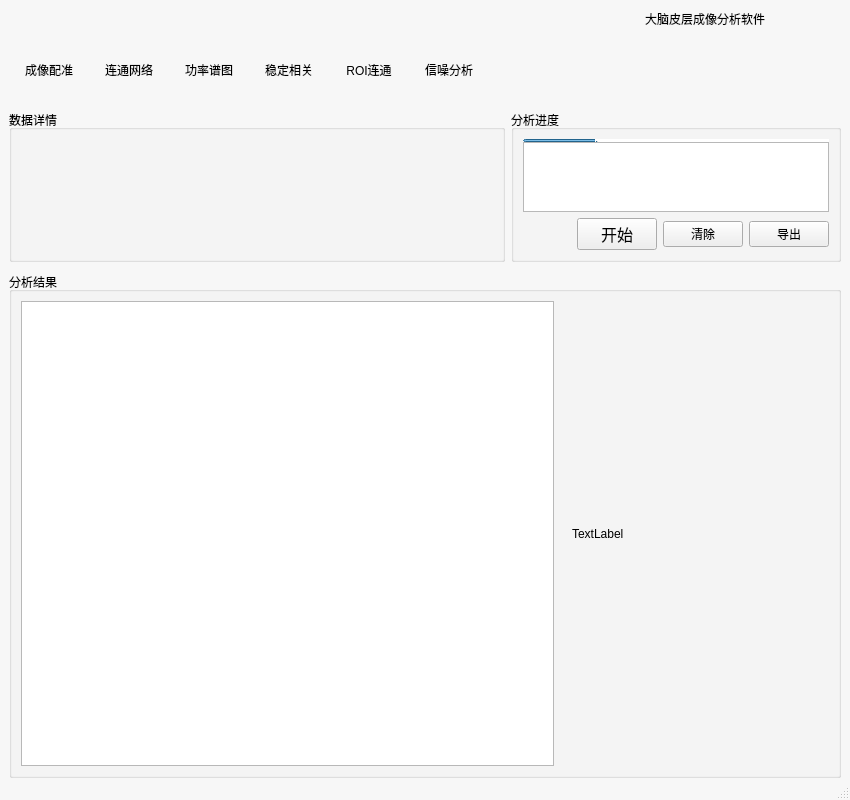
hijack-pixel/CortexAnalysis, file mainwindow.ui: the form before one commit.
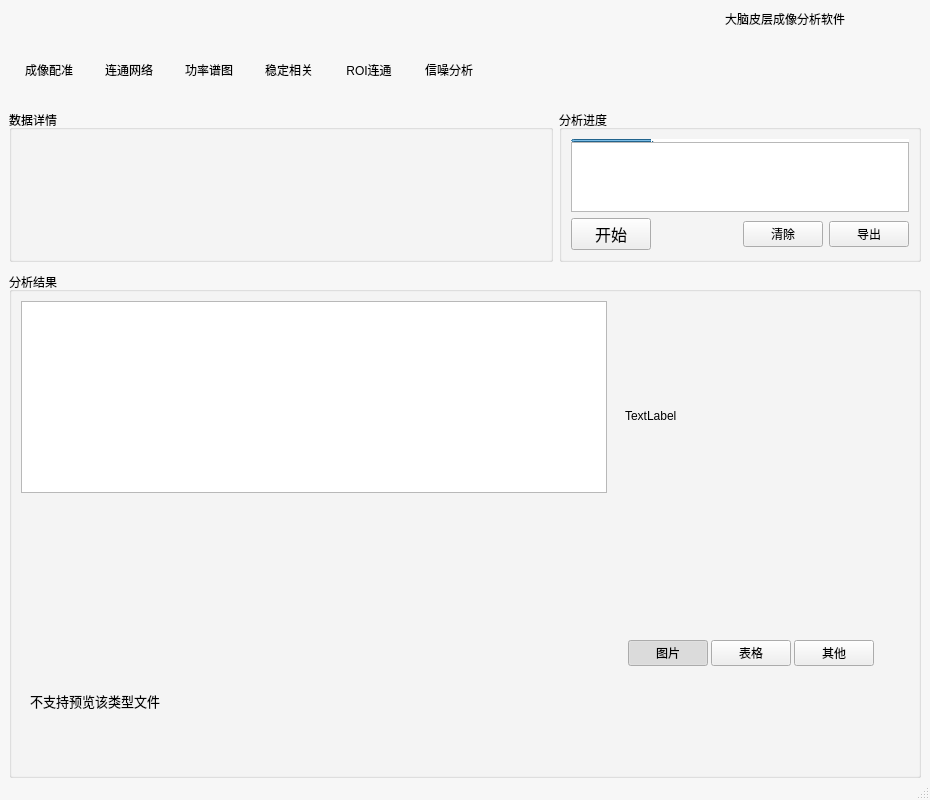
The form after the commit. Custom widgets are drawn as their Qt base class.

```diff
--- a/mainwindow.ui
+++ b/mainwindow.ui
@@ -6,7 +6,7 @@
    <rect>
     <x>0</x>
     <y>0</y>
-    <width>850</width>
+    <width>930</width>
     <height>800</height>
    </rect>
   </property>
@@ -738,19 +738,6 @@
                    </item>
                    <item>
                     <layout class="QHBoxLayout" name="horizontalLayoutLog" stretch="0,0,0,0">
-                     <item>
-                      <spacer name="horizontalSpacer">
-                       <property name="orientation">
-                        <enum>Qt::Orientation::Horizontal</enum>
-                       </property>
-                       <property name="sizeHint" stdset="0">
-                        <size>
-                         <width>40</width>
-                         <height>20</height>
-                        </size>
-                       </property>
-                      </spacer>
-                     </item>
                      <item>
                       <widget class="QPushButton" name="pushButtonRun">
                        <property name="sizePolicy">
@@ -773,6 +760,19 @@
                        </property>
                       </widget>
                      </item>
+                     <item>
+                      <spacer name="horizontalSpacer">
+                       <property name="orientation">
+                        <enum>Qt::Orientation::Horizontal</enum>
+                       </property>
+                       <property name="sizeHint" stdset="0">
+                        <size>
+                         <width>40</width>
+                         <height>20</height>
+                        </size>
+                       </property>
+                      </spacer>
+                     </item>
                      <item>
                       <widget class="QPushButton" name="pushButtonLogClear">
                        <property name="text">
@@ -842,6 +842,46 @@
                     <item>
                      <widget class="MyGraphicsView" name="graphicsView"/>
                     </item>
+                    <item>
+                     <widget class="TableWidget" name="tablePreview" native="true">
+                      <property name="sizePolicy">
+                       <sizepolicy hsizetype="Expanding" vsizetype="Expanding">
+                        <horstretch>0</horstretch>
+                        <verstretch>0</verstretch>
+                       </sizepolicy>
+                      </property>
+                     </widget>
+                    </item>
+                    <item>
+                     <widget class="QWidget" name="othersPreview" native="true">
+                      <property name="sizePolicy">
+                       <sizepolicy hsizetype="Expanding" vsizetype="Expanding">
+                        <horstretch>0</horstretch>
+                        <verstretch>0</verstretch>
+                       </sizepolicy>
+                      </property>
+                      <layout class="QVBoxLayout" name="verticalLayout_15">
+                       <item>
+                        <widget class="QLabel" name="othersPreviewLabel">
+                         <property name="font">
+                          <font>
+                           <pointsize>10</pointsize>
+                          </font>
+                         </property>
+                         <property name="text">
+                          <string>不支持预览该类型文件</string>
+                         </property>
+                         <property name="alignment">
+                          <set>Qt::AlignmentFlag::AlignLeading|Qt::AlignmentFlag::AlignLeft|Qt::AlignmentFlag::AlignVCenter</set>
+                         </property>
+                         <property name="wordWrap">
+                          <bool>true</bool>
+                         </property>
+                        </widget>
+                       </item>
+                      </layout>
+                     </widget>
+                    </item>
                    </layout>
                   </widget>
                  </item>
@@ -849,15 +889,111 @@
                   <widget class="QWidget" name="widgetImgList" native="true">
                    <layout class="QVBoxLayout" name="verticalLayout_5">
                     <item>
-                     <layout class="QVBoxLayout" name="verticalLayoutImgList">
-                      <item>
-                       <widget class="QLabel" name="labelList">
-                        <property name="text">
-                         <string>TextLabel</string>
-                        </property>
-                       </widget>
-                      </item>
-                     </layout>
+                     <widget class="QLabel" name="labelList">
+                      <property name="sizePolicy">
+                       <sizepolicy hsizetype="Preferred" vsizetype="Preferred">
+                        <horstretch>0</horstretch>
+                        <verstretch>0</verstretch>
+                       </sizepolicy>
+                      </property>
+                      <property name="text">
+                       <string>TextLabel</string>
+                      </property>
+                     </widget>
+                    </item>
+                    <item>
+                     <widget class="QGroupBox" name="groupBoxFileTab">
+                      <property name="styleSheet">
+                       <string notr="true">QGroupBox {
+    border: none; /* 这将移除边框 */
+}
+</string>
+                      </property>
+                      <property name="title">
+                       <string/>
+                      </property>
+                      <property name="checkable">
+                       <bool>false</bool>
+                      </property>
+                      <property name="checked">
+                       <bool>false</bool>
+                      </property>
+                      <layout class="QHBoxLayout" name="horizontalLayout_9">
+                       <property name="spacing">
+                        <number>3</number>
+                       </property>
+                       <property name="leftMargin">
+                        <number>0</number>
+                       </property>
+                       <property name="topMargin">
+                        <number>0</number>
+                       </property>
+                       <property name="rightMargin">
+                        <number>0</number>
+                       </property>
+                       <property name="bottomMargin">
+                        <number>0</number>
+                       </property>
+                       <item>
+                        <widget class="QPushButton" name="pushButtonImgTab">
+                         <property name="text">
+                          <string>图片</string>
+                         </property>
+                         <property name="checkable">
+                          <bool>true</bool>
+                         </property>
+                         <property name="checked">
+                          <bool>true</bool>
+                         </property>
+                         <property name="autoExclusive">
+                          <bool>true</bool>
+                         </property>
+                        </widget>
+                       </item>
+                       <item>
+                        <widget class="QPushButton" name="pushButtonTableTab">
+                         <property name="text">
+                          <string>表格</string>
+                         </property>
+                         <property name="checkable">
+                          <bool>true</bool>
+                         </property>
+                         <property name="autoExclusive">
+                          <bool>true</bool>
+                         </property>
+                        </widget>
+                       </item>
+                       <item>
+                        <widget class="QPushButton" name="pushButtonOtherTab">
+                         <property name="text">
+                          <string>其他</string>
+                         </property>
+                         <property name="checkable">
+                          <bool>true</bool>
+                         </property>
+                         <property name="autoExclusive">
+                          <bool>true</bool>
+                         </property>
+                        </widget>
+                       </item>
+                       <item>
+                        <spacer name="horizontalSpacer_3">
+                         <property name="orientation">
+                          <enum>Qt::Orientation::Horizontal</enum>
+                         </property>
+                         <property name="sizeHint" stdset="0">
+                          <size>
+                           <width>40</width>
+                           <height>20</height>
+                          </size>
+                         </property>
+                        </spacer>
+                       </item>
+                      </layout>
+                     </widget>
+                    </item>
+                    <item>
+                     <layout class="QVBoxLayout" name="verticalLayoutFileList"/>
                     </item>
                    </layout>
                   </widget>
@@ -926,6 +1062,12 @@
    <extends>QGraphicsView</extends>
    <header location="global">./component/mygraphicsview.h</header>
   </customwidget>
+  <customwidget>
+   <class>TableWidget</class>
+   <extends>QWidget</extends>
+   <header location="global">./component/tablewidget.h</header>
+   <container>1</container>
+  </customwidget>
  </customwidgets>
  <resources/>
  <connections/>
```
Left out of the diff: 4 changed lines with no effect on the pictures.
